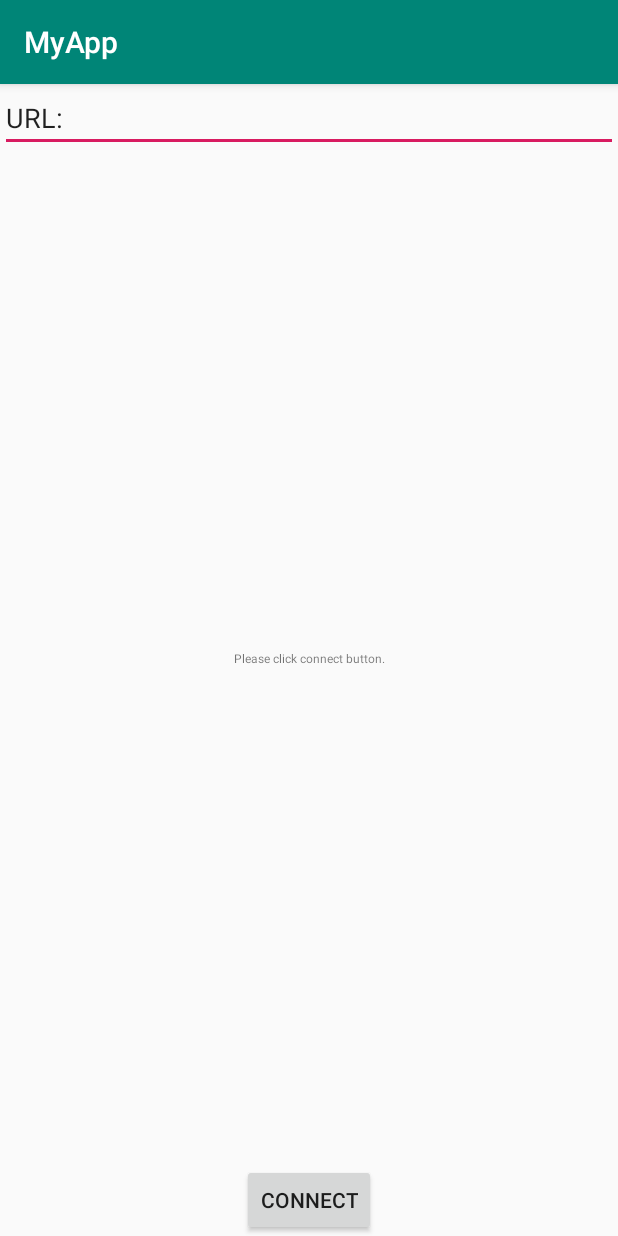
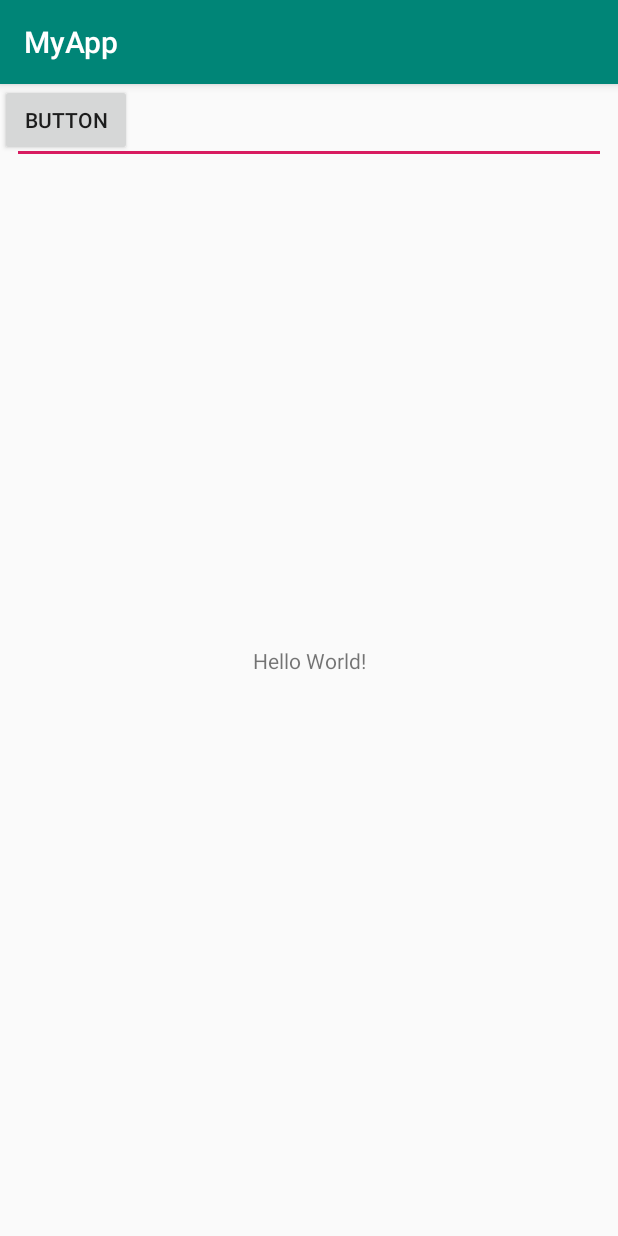
Before and after one commit to patch7/AndroidPush, an Android app: the screen it shows after launch (MainActivity), on a phone screen of 412 x 824 dp. Run offline under Robolectric (Android 15) with nearby library versions, the phone set to English and light mode, and no system bars; 1 statement that could not run was skipped.

```diff
--- /dev/null
+++ b/app/src/main/res/layout-v26/activity_main.xml
@@ -0,0 +1,42 @@
+<?xml version="1.0" encoding="utf-8"?>
+<android.support.constraint.ConstraintLayout xmlns:android="http://schemas.android.com/apk/res/android"
+    xmlns:app="http://schemas.android.com/apk/res-auto"
+    xmlns:tools="http://schemas.android.com/tools"
+    android:layout_width="match_parent"
+    android:layout_height="match_parent"
+    tools:context=".MainActivity">
+
+    <TextView
+        android:layout_width="wrap_content"
+        android:layout_height="wrap_content"
+        android:text="Hello World!"
+        app:layout_constraintBottom_toBottomOf="parent"
+        app:layout_constraintLeft_toLeftOf="parent"
+        app:layout_constraintRight_toRightOf="parent"
+        app:layout_constraintTop_toTopOf="parent" />
+
+    <EditText
+        android:id="@+id/URL"
+        android:layout_width="match_parent"
+        android:layout_height="wrap_content"
+        android:layout_marginStart="8dp"
+        android:layout_marginLeft="8dp"
+        android:layout_marginTop="8dp"
+        android:layout_marginEnd="8dp"
+        android:layout_marginRight="8dp"
+        android:autofillHints=""
+        android:inputType="text|textUri|textEmailAddress"
+        android:text="URL"
+        app:layout_constraintEnd_toEndOf="parent"
+        app:layout_constraintStart_toStartOf="parent"
+        app:layout_constraintTop_toTopOf="parent" />
+
+    <Button
+        android:id="@+id/button"
+        android:layout_width="wrap_content"
+        android:layout_height="wrap_content"
+        android:text="Button"
+        tools:layout_editor_absoluteX="181dp"
+        tools:layout_editor_absoluteY="483dp" />
+
+</android.support.constraint.ConstraintLayout>
--- a/app/src/main/res/layout/activity_main.xml
+++ b/app/src/main/res/layout/activity_main.xml
@@ -11,24 +11,13 @@
         android:id="@+id/text_view"
         android:layout_width="wrap_content"
         android:layout_height="wrap_content"
-        android:lineSpacingExtra="8sp"
+        android:lineSpacingExtra="-3sp"
         android:text="@string/default_text"
-        android:textSize="8sp"
-        app:layout_constraintBottom_toTopOf="@+id/connect_button"
+        android:textSize="10sp"
+        app:layout_constraintBottom_toTopOf="parent"
         app:layout_constraintLeft_toLeftOf="parent"
         app:layout_constraintRight_toRightOf="parent"
-        app:layout_constraintTop_toBottomOf="@+id/URL" />
-
-    <EditText
-        android:id="@+id/URL"
-        android:layout_width="match_parent"
-        android:layout_height="wrap_content"
-        android:inputType="text|textUri|textEmailAddress"
-        android:text="@string/url"
-        app:layout_constraintEnd_toEndOf="parent"
-        app:layout_constraintStart_toStartOf="parent"
-        app:layout_constraintTop_toTopOf="parent"
-        android:autofillHints="https://www.stoloto.ru/" tools:targetApi="o"/>
+        app:layout_constraintTop_toBottomOf="@+id/connect_button" />
 
     <Button
         android:id="@+id/connect_button"
--- a/app/src/main/res/values/strings.xml
+++ b/app/src/main/res/values/strings.xml
@@ -1,6 +1,5 @@
 <resources>
     <string name="app_name">MyApp</string>
-    <string name="url">URL:</string>
     <string name="connect_button">Connect</string>
-    <string name="default_text">Please click connect button.</string>
+    <string name="default_text">Please click connect button.\nlgcvbclc\ndvsdvnbkb. </string>
 </resources>
```
Also changed, not shown: app/src/main/java/com/example/patch/myapplication/MainActivity.java (+75 -66 lines).
